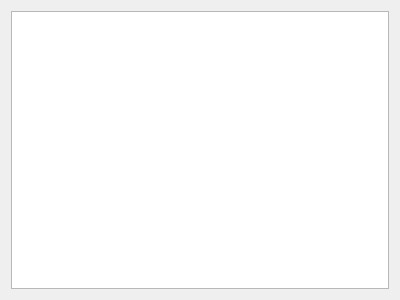
This is Ant_colony/dialog.ui in adamos50/kolonia_mrowek as Qt 5 draws it before an edit. The edited form follows.
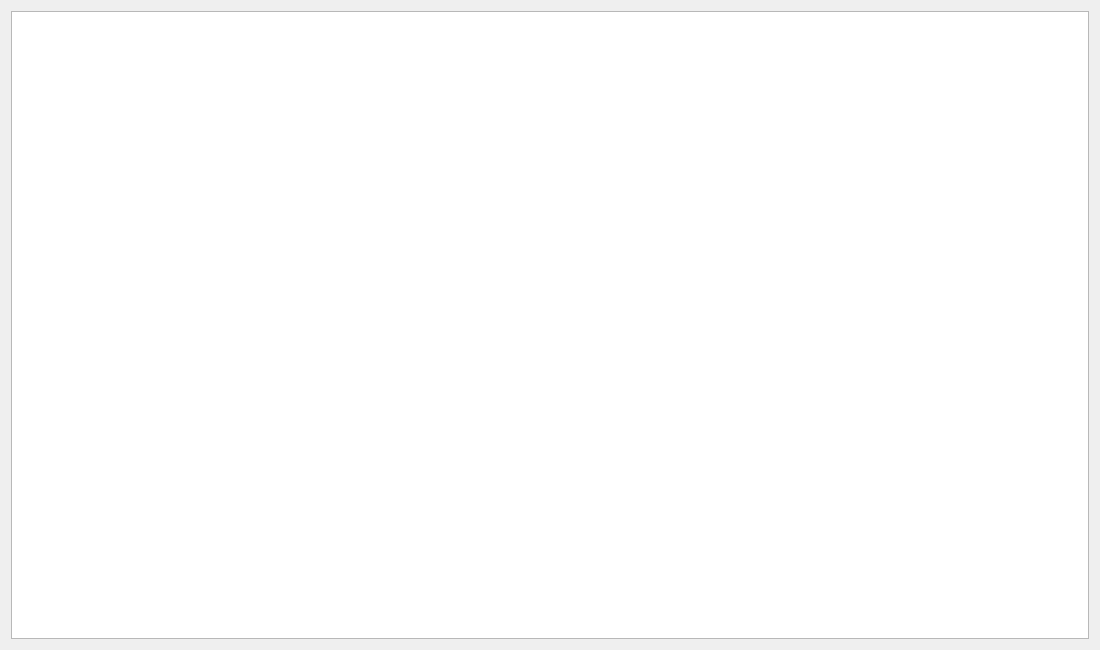
This is the edited form.

The edit to the form file:
```diff
--- a/Ant_colony/dialog.ui
+++ b/Ant_colony/dialog.ui
@@ -6,12 +6,24 @@
    <rect>
     <x>0</x>
     <y>0</y>
-    <width>400</width>
-    <height>300</height>
+    <width>1100</width>
+    <height>650</height>
    </rect>
   </property>
+  <property name="sizePolicy">
+   <sizepolicy hsizetype="Preferred" vsizetype="Preferred">
+    <horstretch>0</horstretch>
+    <verstretch>0</verstretch>
+   </sizepolicy>
+  </property>
   <property name="windowTitle">
-   <string>Dialog</string>
+   <string>Ant colony</string>
+  </property>
+  <property name="sizeGripEnabled">
+   <bool>false</bool>
+  </property>
+  <property name="modal">
+   <bool>false</bool>
   </property>
   <layout class="QHBoxLayout" name="horizontalLayout">
    <item>
```
